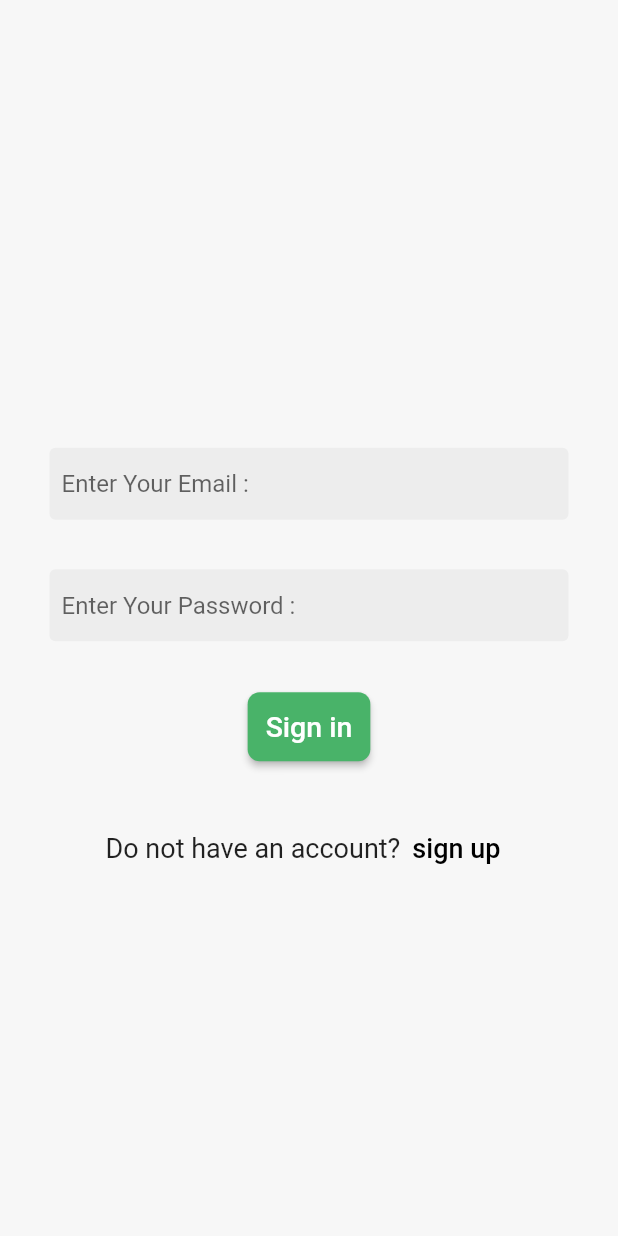
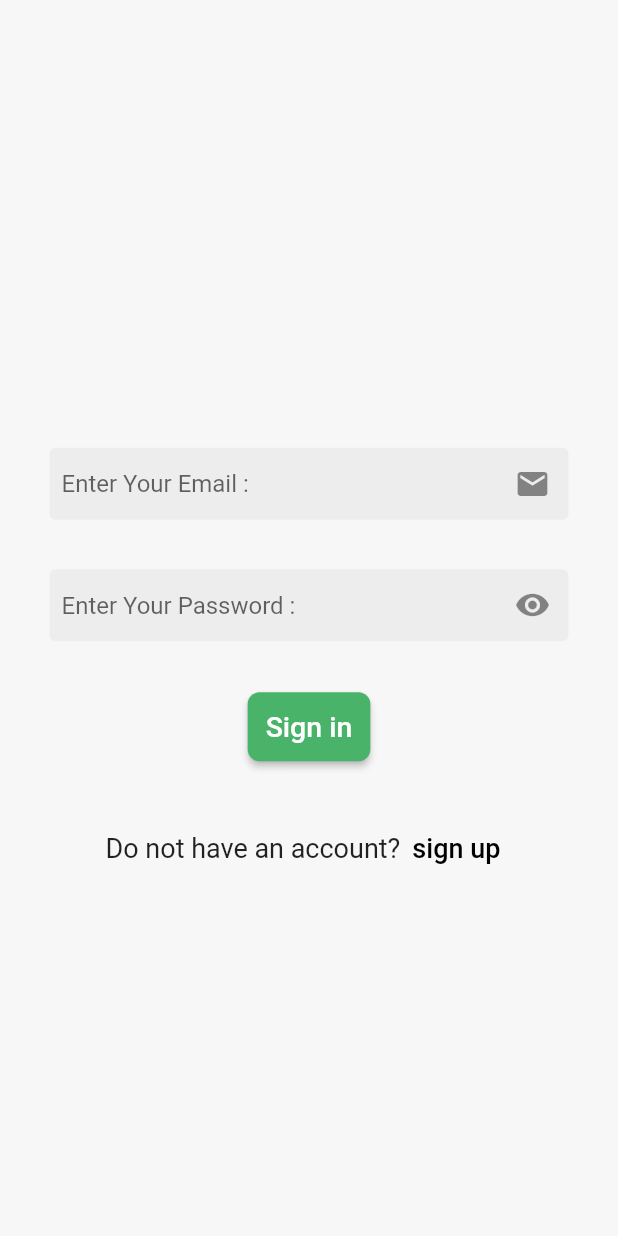
Before and after one commit to wael-saif23/e-commerce, a Flutter app: the screen it shows after launch, on a phone screen of 412 x 824 dp. Run offline on Flutter 3.47's test engine with Material 2 defaults, Android fonts, the phone set to English and light mode, and no system bars; our stand-ins replace firebase_auth, firebase_core; accounts and stored records are empty.

Commit message:
finsh connect signin with firebase

```diff
--- a/lib/pages/login.dart
+++ b/lib/pages/login.dart
@@ -16,6 +16,7 @@ class Login extends StatefulWidget {
 
 class _LoginState extends State<Login> {
   bool isLoading = false;
+  bool isVisibility = true;
 
   final emailController = TextEditingController();
 
@@ -29,11 +30,7 @@ class _LoginState extends State<Login> {
       final credential = await FirebaseAuth.instance.signInWithEmailAndPassword(
           email: emailController.text, password: passwordController.text);
     } on FirebaseAuthException catch (e) {
-      if (e.code == 'user-not-found') {
-        showSnackBar(context, 'No user found for that email.');
-      } else if (e.code == 'wrong-password') {
-        showSnackBar(context, 'Wrong password provided for that user.');
-      }
+      showSnackBar(context, "ERROR : ${e.code}");
     } catch (e) {
       showSnackBar(context, e.toString());
     }
@@ -68,6 +65,7 @@ class _LoginState extends State<Login> {
                     obscureText: false,
                     decoration: decorationTextfield.copyWith(
                       hintText: "Enter Your Email : ",
+                      suffixIcon: Icon(Icons.email),
                     )),
                 const SizedBox(
                   height: 33,
@@ -75,9 +73,19 @@ class _LoginState extends State<Login> {
                 TextField(
                     controller: passwordController,
                     keyboardType: TextInputType.text,
-                    obscureText: true,
+                    obscureText: isVisibility ? true : false,
                     decoration: decorationTextfield.copyWith(
                       hintText: "Enter Your Password : ",
+                      suffixIcon: IconButton(
+                          onPressed: () {
+                            setState(() {
+                              isVisibility = !isVisibility;
+                            });
+                          },
+                          icon: isVisibility
+                              ? Icon(Icons.visibility)
+                              : Icon(Icons.visibility_off),
+                        ),
                     )),
                 const SizedBox(
                   height: 33,
@@ -85,7 +93,7 @@ class _LoginState extends State<Login> {
                 ElevatedButton(
                   onPressed: () {
                     signIN();
-                    if (!mounted) return;
+
                   },
                   style: ButtonStyle(
                     backgroundColor: MaterialStateProperty.all(BTNgreen),
@@ -93,7 +101,11 @@ class _LoginState extends State<Login> {
                     shape: MaterialStateProperty.all(RoundedRectangleBorder(
                         borderRadius: BorderRadius.circular(8))),
                   ),
-                  child: Text(
+                  child: isLoading
+                          ? CircularProgressIndicator(
+                              color: Colors.blue,
+                            )
+                          :Text(
                     "Sign in",
                     style: TextStyle(fontSize: 19),
                   ),
```
